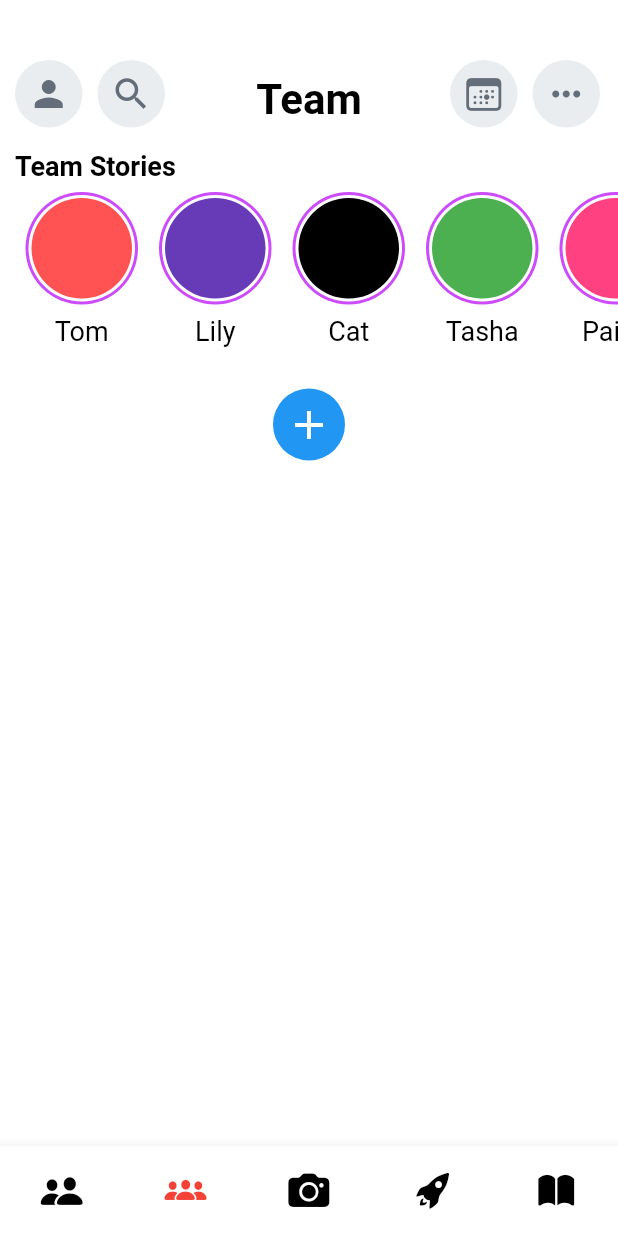
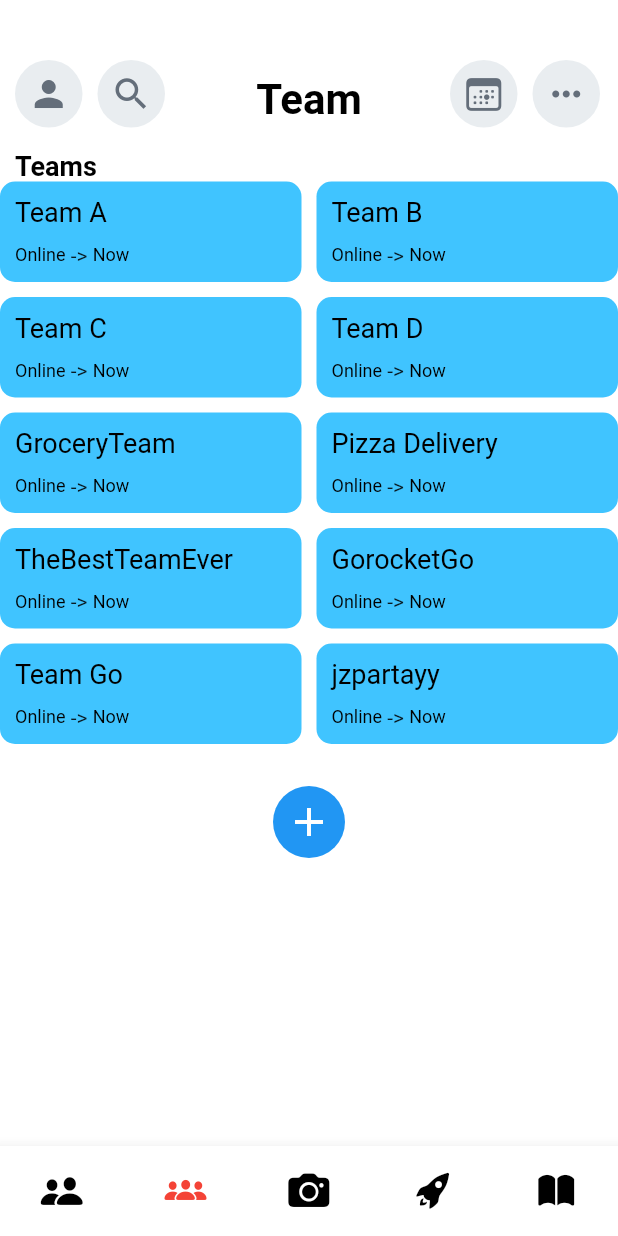
Before and after one commit to stikenganayo/TeamUP, a Flutter app: the screen it shows after launch, swiped to page 2, on a phone screen of 412 x 824 dp. Run offline on Flutter 3.47's test engine with Material 2 defaults, Android fonts, the phone set to English and light mode, and no system bars; our stand-ins replace camera, table_calendar.

Commit message:
Added feature to pull friends and team names from JSON file.

```diff
--- a/lib/screens/team_screen.dart
+++ b/lib/screens/team_screen.dart
@@ -1,10 +1,10 @@
+import 'dart:convert';
+import 'dart:io';
 import 'package:flutter/material.dart';
-import 'package:snapchat_ui_clone/widgets/top_bar.dart';
-import 'dart:io';
+import 'package:flutter/services.dart';
 import '../style.dart';
-import '../widgets/discover_grid.dart';
-import '../widgets/stories.dart';
-import '../widgets/subscriptions.dart';
+import '../widgets/friends.dart';
+import '../widgets/top_bar.dart';
 import 'add_challenge_screen.dart';
 
 class TeamScreen extends StatefulWidget {
@@ -15,6 +15,21 @@ class TeamScreen extends StatefulWidget {
 }
 
 class _TeamScreenState extends State<TeamScreen> {
+  Future<List<String>> loadJsonData() async {
+    String jsonString =
+    await rootBundle.loadString('assets/images/data/team_data.json');
+    final jsonData = jsonDecode(jsonString);
+    List<String> teamNames = [];
+
+    for (final team in jsonData['data']) {
+      for (final subTeam in team['UserTeams'].values) {
+        teamNames.add(subTeam['teamname']); // Use 'teamname' instead of 'user'
+      }
+    }
+
+    return teamNames;
+  }
+
   @override
   Widget build(BuildContext context) {
     return Container(
@@ -23,27 +38,62 @@ class _TeamScreenState extends State<TeamScreen> {
         borderRadius: BorderRadius.circular(12),
       ),
       child: Stack(
-        children:  [
+        children: [
           const TopBar(isCameraPage: false, text: 'Team'),
           Positioned(
             top: 100,
             left: 0,
             right: 0,
-              height: MediaQuery.of(context).size.height - 100 - (Platform.isIOS ? 90 : 60),
+            height: MediaQuery.of(context).size.height -
+                100 -
+                (Platform.isIOS ? 90 : 60),
             child: SingleChildScrollView(
               physics: const BouncingScrollPhysics(),
               child: Column(
                 crossAxisAlignment: CrossAxisAlignment.start,
                 children: [
-                    Style.sectionTitle('Team Stories'),
-                    const Stories(),
+                  Style.sectionTitle('Teams'),
+                  FutureBuilder(
+                    future: loadJsonData(),
+                    builder: (context, snapshot) {
+                      if (snapshot.connectionState == ConnectionState.done) {
+                        List<String> teamNames = snapshot.data as List<String>;
+                        return GridView.builder(
+                          gridDelegate:
+                          const SliverGridDelegateWithFixedCrossAxisCount(
+                            crossAxisCount: 2,
+                            crossAxisSpacing: 10,
+                            mainAxisSpacing: 10,
+                            childAspectRatio: 3,
+                          ),
+                          shrinkWrap: true,
+                          physics: const NeverScrollableScrollPhysics(),
+                          itemCount: teamNames.length,
+                          itemBuilder: (context, index) {
+                            final teamName = teamNames[index];
+                            return ChatView(
+                              index: index,
+                              name: teamName,
+                              // Assuming these properties are relevant to your use case
+                              status: 'Online',
+                              time: 'Now',
+                            );
+                          },
+                        );
+                      } else {
+                        return const CircularProgressIndicator();
+                      }
+                    },
+                  ),
                   const SizedBox(height: 28),
                   Center(
                     child: GestureDetector(
-                            onTap: (){
+                      onTap: () {
                         Navigator.push(
                           context,
-                                MaterialPageRoute(builder: (context) => const CreateChallenge()),
+                          MaterialPageRoute(
+                            builder: (context) => const CreateChallenge(),
+                          ),
                         );
                       },
                       child: Container(
@@ -51,21 +101,18 @@ class _TeamScreenState extends State<TeamScreen> {
                         decoration: const BoxDecoration(
                           shape: BoxShape.circle,
                           color: Colors.blue,
-
                         ),
-                              child: const Icon(Icons.add, size: 32, color: Colors.white),
-                            )
-                        )
-                    )
-                    // Style.sectionTitle('Coaches'),
-                    // const Subscriptions(),
-                    // const SizedBox(height: 20),
-                    //
-                    // Style.sectionTitle('Programs/Products'),
-                    // const DiscoverGrid(),
+                        child: const Icon(
+                          Icons.add,
+                          size: 32,
+                          color: Colors.white,
+                        ),
+                      ),
+                    ),
+                  ),
                 ],
               ),
-              )
+            ),
           )
         ],
       ),
```
Also changed, not shown: lib/widgets/friends.dart (+41 -11 lines), pubspec.lock. Lines whose indentation alone changed are shown as unchanged.
